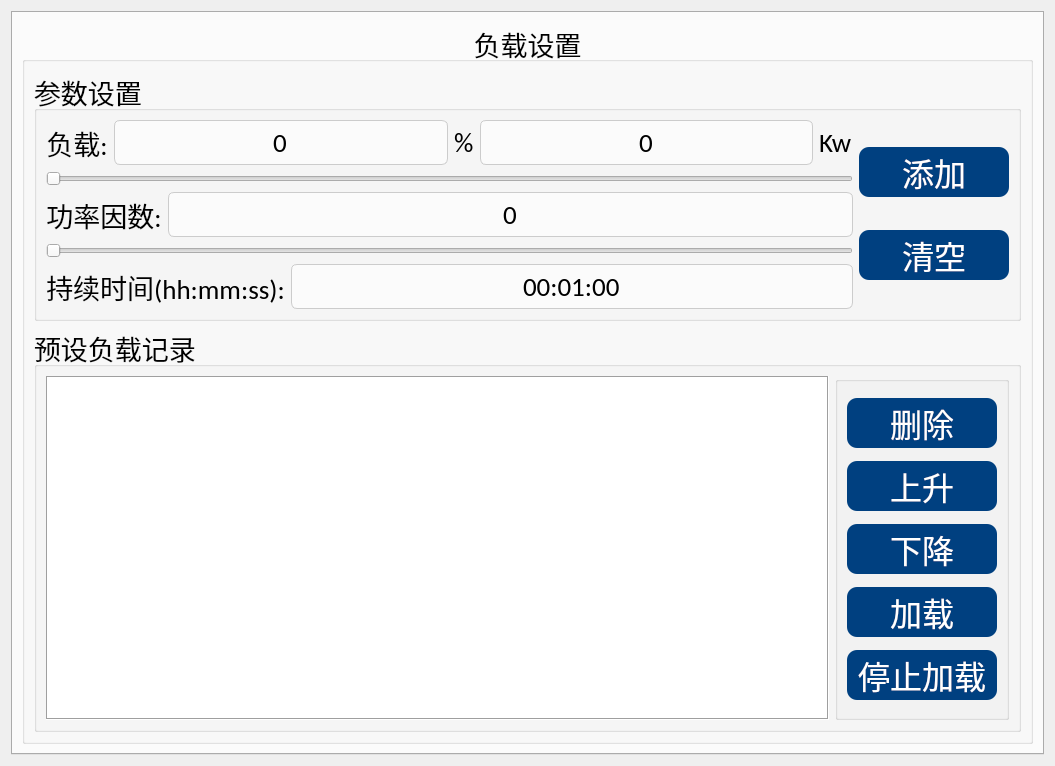
Above: App/Page/page1_fzsz.ui from bjc123321/30KWZFDZZJCY before the change. Below: the same form after it.
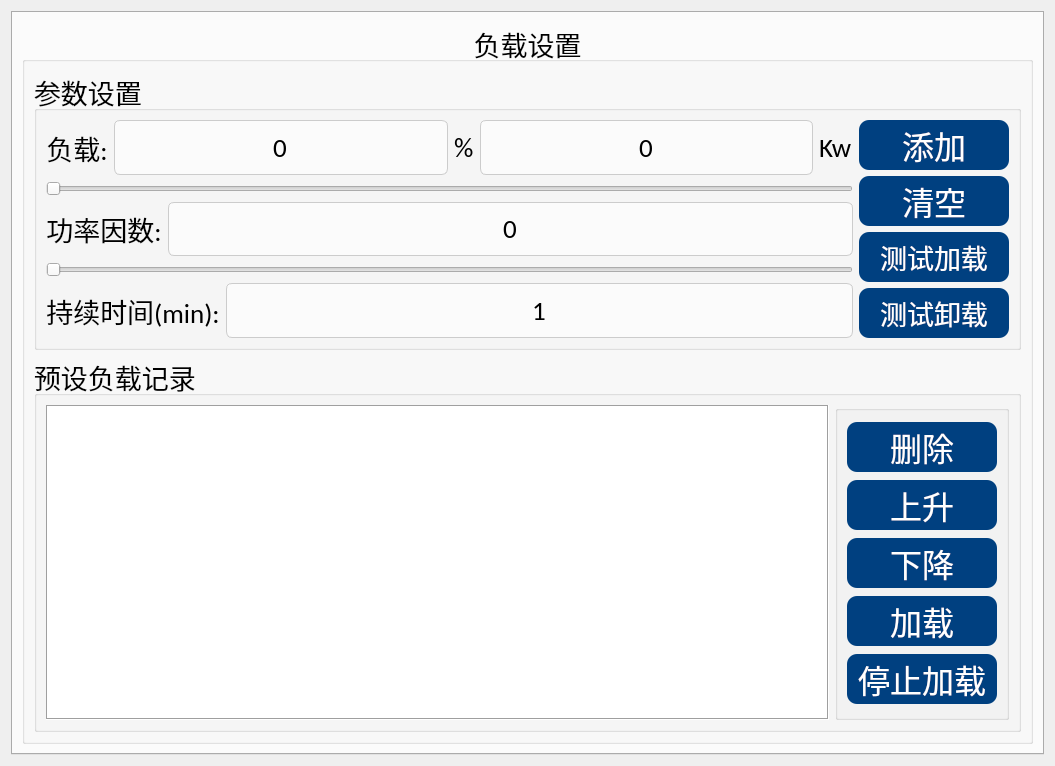
That is the form after the change.

Patch:
```diff
--- a/App/Page/page1_fzsz.ui
+++ b/App/Page/page1_fzsz.ui
@@ -358,7 +358,7 @@
                     </font>
                    </property>
                    <property name="text">
-                    <string>持续时间(hh:mm:ss):</string>
+                    <string>持续时间(min):</string>
                    </property>
                    <property name="alignment">
                     <set>Qt::AlignCenter</set>
@@ -386,7 +386,7 @@
                     </font>
                    </property>
                    <property name="text">
-                    <string>00:01:00</string>
+                    <string>1</string>
                    </property>
                    <property name="alignment">
                     <set>Qt::AlignCenter</set>
@@ -425,6 +425,20 @@
                  </property>
                 </widget>
                </item>
+               <item>
+                <widget class="QPushButton" name="pushButton_5">
+                 <property name="text">
+                  <string>测试加载</string>
+                 </property>
+                </widget>
+               </item>
+               <item>
+                <widget class="QPushButton" name="pushButton_6">
+                 <property name="text">
+                  <string>测试卸载</string>
+                 </property>
+                </widget>
+               </item>
               </layout>
              </item>
             </layout>
```
